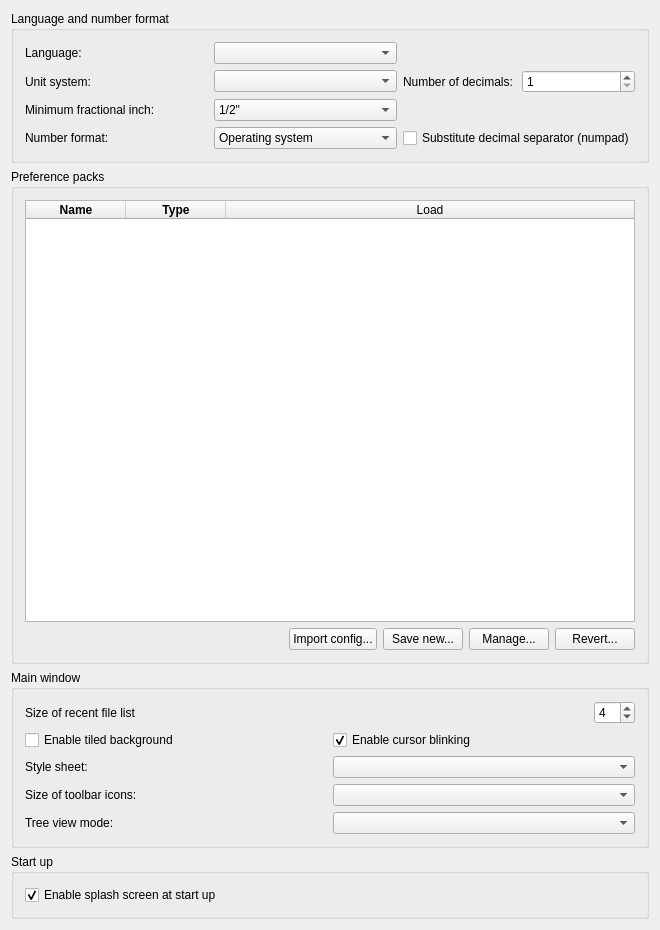
This is src/Gui/DlgGeneral.ui in southseact-3d/fcd as Qt 5 draws it before an edit. The edited form follows.
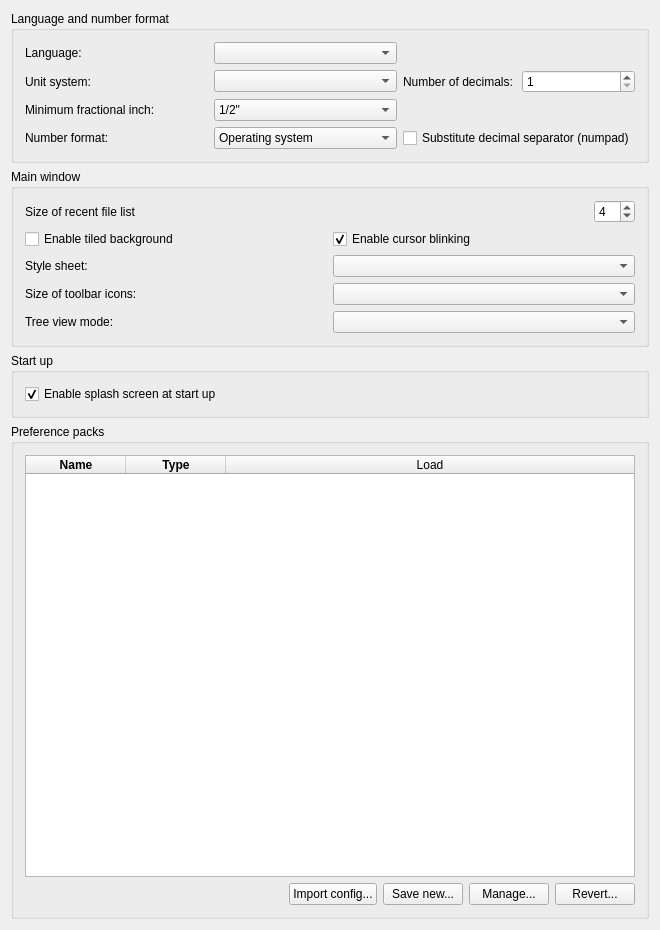
This is the edited form. Custom widgets are drawn as their Qt base class.

Commit message: Pref: General: Move pref pack at the end of the page.

```diff
--- a/src/Gui/DlgGeneral.ui
+++ b/src/Gui/DlgGeneral.ui
@@ -190,158 +190,6 @@
       </layout>
      </widget>
     </item>
-    <item>
-     <widget class="QGroupBox" name="groupBox">
-      <property name="title">
-       <string>Preference packs</string>
-      </property>
-      <layout class="QHBoxLayout" name="horizontalLayout">
-       <item>
-        <layout class="QVBoxLayout" name="verticalLayout_3">
-         <item>
-          <widget class="QTableWidget" name="PreferencePacks">
-           <property name="horizontalScrollBarPolicy">
-            <enum>Qt::ScrollBarAlwaysOff</enum>
-           </property>
-           <property name="sizeAdjustPolicy">
-            <enum>QAbstractScrollArea::AdjustToContents</enum>
-           </property>
-           <property name="editTriggers">
-            <set>QAbstractItemView::NoEditTriggers</set>
-           </property>
-           <property name="showDropIndicator" stdset="0">
-            <bool>false</bool>
-           </property>
-           <property name="dragDropOverwriteMode">
-            <bool>false</bool>
-           </property>
-           <property name="selectionMode">
-            <enum>QAbstractItemView::NoSelection</enum>
-           </property>
-           <property name="selectionBehavior">
-            <enum>QAbstractItemView::SelectRows</enum>
-           </property>
-           <property name="showGrid">
-            <bool>false</bool>
-           </property>
-           <property name="sortingEnabled">
-            <bool>true</bool>
-           </property>
-           <property name="wordWrap">
-            <bool>false</bool>
-           </property>
-           <property name="cornerButtonEnabled">
-            <bool>false</bool>
-           </property>
-           <attribute name="horizontalHeaderVisible">
-            <bool>true</bool>
-           </attribute>
-           <attribute name="horizontalHeaderCascadingSectionResizes">
-            <bool>true</bool>
-           </attribute>
-           <attribute name="horizontalHeaderMinimumSectionSize">
-            <number>30</number>
-           </attribute>
-           <attribute name="horizontalHeaderDefaultSectionSize">
-            <number>100</number>
-           </attribute>
-           <attribute name="horizontalHeaderStretchLastSection">
-            <bool>true</bool>
-           </attribute>
-           <attribute name="verticalHeaderVisible">
-            <bool>false</bool>
-           </attribute>
-           <attribute name="verticalHeaderMinimumSectionSize">
-            <number>16</number>
-           </attribute>
-           <attribute name="verticalHeaderDefaultSectionSize">
-            <number>24</number>
-           </attribute>
-           <column>
-            <property name="text">
-             <string>Name</string>
-            </property>
-            <property name="font">
-             <font>
-              <weight>75</weight>
-              <bold>true</bold>
-             </font>
-            </property>
-           </column>
-           <column>
-            <property name="text">
-             <string>Type</string>
-            </property>
-            <property name="font">
-             <font>
-              <weight>75</weight>
-              <bold>true</bold>
-             </font>
-            </property>
-           </column>
-           <column>
-            <property name="text">
-             <string>Load</string>
-            </property>
-           </column>
-          </widget>
-         </item>
-         <item>
-          <layout class="QHBoxLayout" name="horizontalLayout_2">
-           <item>
-            <spacer name="horizontalSpacer">
-             <property name="orientation">
-              <enum>Qt::Horizontal</enum>
-             </property>
-             <property name="sizeHint" stdset="0">
-              <size>
-               <width>40</width>
-               <height>20</height>
-              </size>
-             </property>
-            </spacer>
-           </item>
-           <item>
-            <widget class="QPushButton" name="ImportConfig">
-             <property name="text">
-              <string>Import config...</string>
-             </property>
-            </widget>
-           </item>
-           <item>
-            <widget class="QPushButton" name="SaveNewPreferencePack">
-             <property name="text">
-              <string>Save new...</string>
-             </property>
-            </widget>
-           </item>
-           <item>
-            <widget class="QPushButton" name="ManagePreferencePacks">
-             <property name="sizePolicy">
-              <sizepolicy hsizetype="Fixed" vsizetype="Fixed">
-               <horstretch>0</horstretch>
-               <verstretch>0</verstretch>
-              </sizepolicy>
-             </property>
-             <property name="text">
-              <string>Manage...</string>
-             </property>
-            </widget>
-           </item>
-           <item>
-            <widget class="QPushButton" name="RevertToSavedConfig">
-             <property name="text">
-              <string>Revert...</string>
-             </property>
-            </widget>
-           </item>
-          </layout>
-         </item>
-        </layout>
-       </item>
-      </layout>
-     </widget>
-    </item>
     <item>
      <widget class="QGroupBox" name="GroupBox3">
       <property name="title">
@@ -622,6 +470,158 @@
       </layout>
      </widget>
     </item>
+    <item>
+     <widget class="QGroupBox" name="groupBox">
+      <property name="title">
+       <string>Preference packs</string>
+      </property>
+      <layout class="QHBoxLayout" name="horizontalLayout">
+       <item>
+        <layout class="QVBoxLayout" name="verticalLayout_3">
+         <item>
+          <widget class="QTableWidget" name="PreferencePacks">
+           <property name="horizontalScrollBarPolicy">
+            <enum>Qt::ScrollBarAlwaysOff</enum>
+           </property>
+           <property name="sizeAdjustPolicy">
+            <enum>QAbstractScrollArea::AdjustToContents</enum>
+           </property>
+           <property name="editTriggers">
+            <set>QAbstractItemView::NoEditTriggers</set>
+           </property>
+           <property name="showDropIndicator" stdset="0">
+            <bool>false</bool>
+           </property>
+           <property name="dragDropOverwriteMode">
+            <bool>false</bool>
+           </property>
+           <property name="selectionMode">
+            <enum>QAbstractItemView::NoSelection</enum>
+           </property>
+           <property name="selectionBehavior">
+            <enum>QAbstractItemView::SelectRows</enum>
+           </property>
+           <property name="showGrid">
+            <bool>false</bool>
+           </property>
+           <property name="sortingEnabled">
+            <bool>true</bool>
+           </property>
+           <property name="wordWrap">
+            <bool>false</bool>
+           </property>
+           <property name="cornerButtonEnabled">
+            <bool>false</bool>
+           </property>
+           <attribute name="horizontalHeaderVisible">
+            <bool>true</bool>
+           </attribute>
+           <attribute name="horizontalHeaderCascadingSectionResizes">
+            <bool>true</bool>
+           </attribute>
+           <attribute name="horizontalHeaderMinimumSectionSize">
+            <number>30</number>
+           </attribute>
+           <attribute name="horizontalHeaderDefaultSectionSize">
+            <number>100</number>
+           </attribute>
+           <attribute name="horizontalHeaderStretchLastSection">
+            <bool>true</bool>
+           </attribute>
+           <attribute name="verticalHeaderVisible">
+            <bool>false</bool>
+           </attribute>
+           <attribute name="verticalHeaderMinimumSectionSize">
+            <number>16</number>
+           </attribute>
+           <attribute name="verticalHeaderDefaultSectionSize">
+            <number>24</number>
+           </attribute>
+           <column>
+            <property name="text">
+             <string>Name</string>
+            </property>
+            <property name="font">
+             <font>
+              <weight>75</weight>
+              <bold>true</bold>
+             </font>
+            </property>
+           </column>
+           <column>
+            <property name="text">
+             <string>Type</string>
+            </property>
+            <property name="font">
+             <font>
+              <weight>75</weight>
+              <bold>true</bold>
+             </font>
+            </property>
+           </column>
+           <column>
+            <property name="text">
+             <string>Load</string>
+            </property>
+           </column>
+          </widget>
+         </item>
+         <item>
+          <layout class="QHBoxLayout" name="horizontalLayout_2">
+           <item>
+            <spacer name="horizontalSpacer">
+             <property name="orientation">
+              <enum>Qt::Horizontal</enum>
+             </property>
+             <property name="sizeHint" stdset="0">
+              <size>
+               <width>40</width>
+               <height>20</height>
+              </size>
+             </property>
+            </spacer>
+           </item>
+           <item>
+            <widget class="QPushButton" name="ImportConfig">
+             <property name="text">
+              <string>Import config...</string>
+             </property>
+            </widget>
+           </item>
+           <item>
+            <widget class="QPushButton" name="SaveNewPreferencePack">
+             <property name="text">
+              <string>Save new...</string>
+             </property>
+            </widget>
+           </item>
+           <item>
+            <widget class="QPushButton" name="ManagePreferencePacks">
+             <property name="sizePolicy">
+              <sizepolicy hsizetype="Fixed" vsizetype="Fixed">
+               <horstretch>0</horstretch>
+               <verstretch>0</verstretch>
+              </sizepolicy>
+             </property>
+             <property name="text">
+              <string>Manage...</string>
+             </property>
+            </widget>
+           </item>
+           <item>
+            <widget class="QPushButton" name="RevertToSavedConfig">
+             <property name="text">
+              <string>Revert...</string>
+             </property>
+            </widget>
+           </item>
+          </layout>
+         </item>
+        </layout>
+       </item>
+      </layout>
+     </widget>
+    </item>
   </layout>
  </widget>
  <layoutdefault spacing="6" margin="11"/>
```
